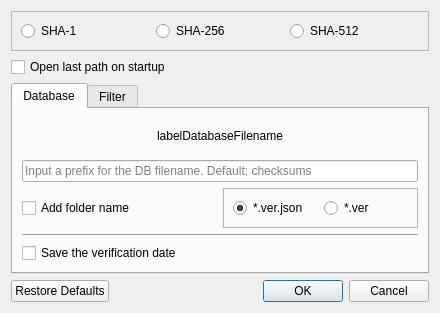
Old version of the form src/settingsdialog.ui in the repository artemvlas/veretino.
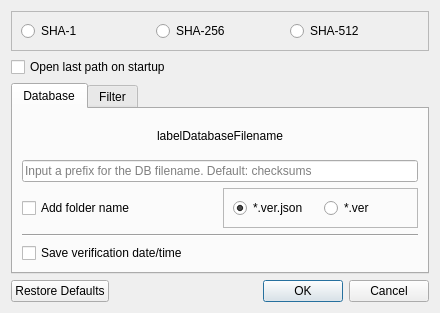
New version of the form.

Commit message: improved message about folder verification results

```diff
--- a/src/settingsdialog.ui
+++ b/src/settingsdialog.ui
@@ -140,7 +140,7 @@
        <item row="4" column="0">
         <widget class="QCheckBox" name="cbSaveVerificationDateTime">
          <property name="text">
-          <string>Save the verification date</string>
+          <string>Save verification date/time</string>
          </property>
          <property name="checked">
           <bool>false</bool>
```
The commit also changes 9 other files.
